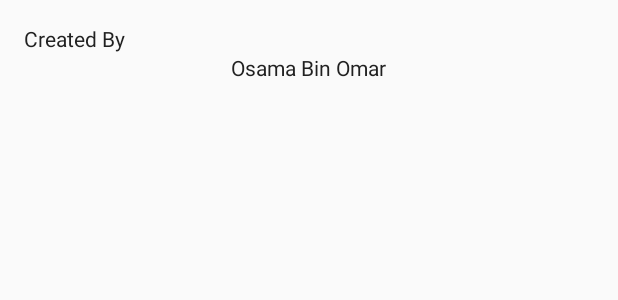
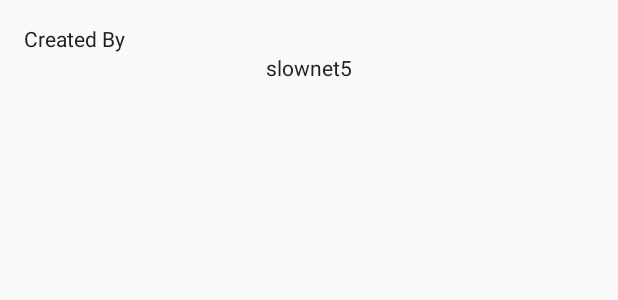
Before and after one commit to bullheadandplato/refactored-fortnight, an Android app: the layout credits_layout.xml on its own in the app's theme, with its tools: preview values and no code run, on a phone screen of 412 x 824 dp. Shown: the top 300 px of the screen. Run offline under Robolectric (Android 15) with nearby library versions, the phone set to English and light mode, and no system bars.

Commit message:
updated to company name

```diff
--- a/app/src/main/res/layout/credits_layout.xml
+++ b/app/src/main/res/layout/credits_layout.xml
@@ -15,7 +15,7 @@
 <android.support.v7.widget.AppCompatTextView
     android:layout_width="wrap_content"
     android:layout_height="wrap_content"
-    android:text="Osama Bin Omar"
+    android:text="slownet5"
     android:layout_gravity="center"
     />
 
```
